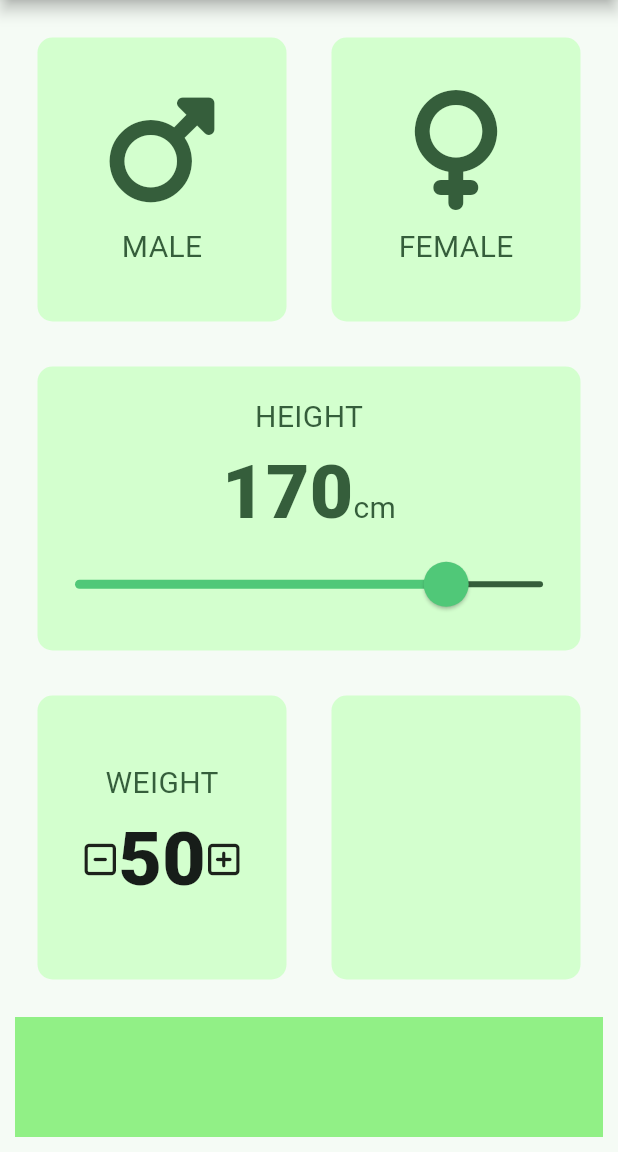
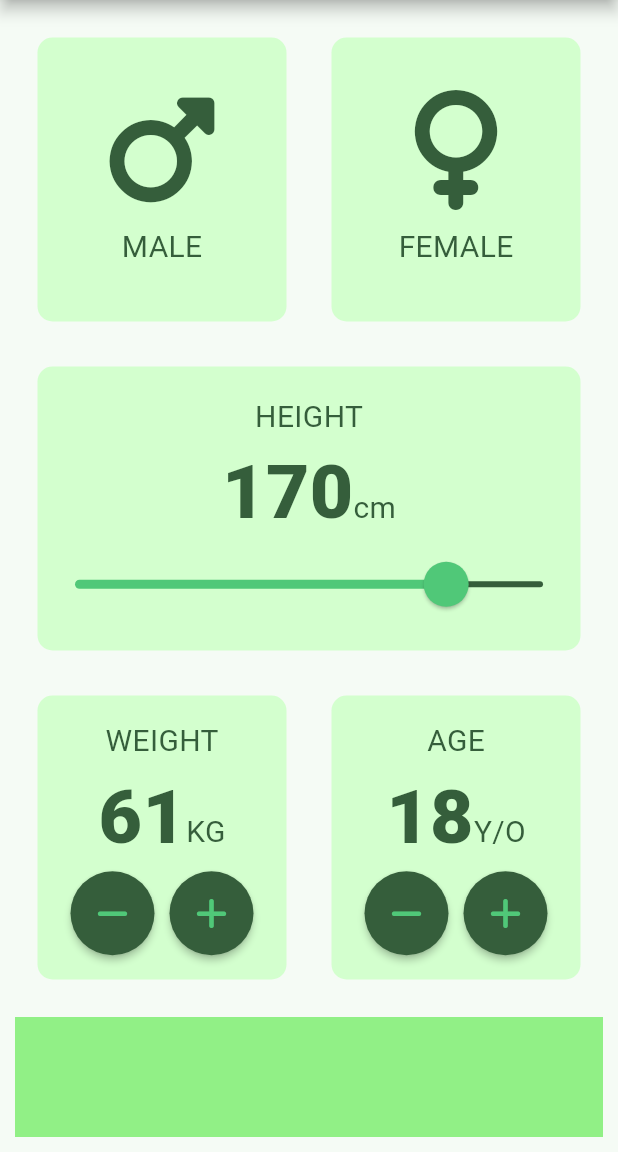
Before and after one commit to Fardeenhimself/flutter_bmi, a Flutter app: the screen it shows after launch, on a phone screen of 412 x 824 dp, the part 84-1236 px from its top. Run offline on Flutter 3.47's test engine with Material 3 defaults, Android fonts, the phone set to English and light mode, and no system bars; our stand-ins replace font_awesome_flutter.

Commit message:
Added weight and age card

```diff
--- a/lib/buttons.dart
+++ /dev/null
@@ -1,29 +0,0 @@
-import 'package:flutter/material.dart';
-
-class Buttons extends StatelessWidget {
-  const Buttons({
-    super.key,
-    required this.iconMinus,
-    required this.weight,
-    required this.iconPlus,
-  });
-
-  final IconData? iconMinus;
-  final int? weight;
-  final IconData? iconPlus;
-
-  @override
-  Widget build(BuildContext context) {
-    return Row(
-      mainAxisAlignment: MainAxisAlignment.center,
-      children: [
-        Icon(iconMinus),
-        Text(
-          '$weight',
-          style: TextStyle(fontSize: 50.0, fontWeight: FontWeight.w900),
-        ),
-        Icon(iconPlus),
-      ],
-    );
-  }
-}
--- a/lib/input_page.dart
+++ b/lib/input_page.dart
@@ -3,7 +3,7 @@ import 'custom_card.dart';
 import 'gender_card.dart';
 import 'package:font_awesome_flutter/font_awesome_flutter.dart';
 import 'constants.dart';
-import 'buttons.dart';
+import 'round_icon_button.dart';
 
 enum GenderType { male, female }
 
@@ -139,21 +139,99 @@ class _InputPageState extends State<InputPage> {
                   children: [
                     Expanded(
                       child: CustomCard(
-                        colour: kInactiveCardColor,
                         cardChild: Column(
                           mainAxisAlignment: MainAxisAlignment.center,
                           children: [
                             Text('WEIGHT', style: kTextStyle),
-                            Buttons(
-                              iconMinus: FontAwesomeIcons.squareMinus,
-                              weight: 50,
-                              iconPlus: FontAwesomeIcons.squarePlus,
+                            Row(
+                              mainAxisAlignment: MainAxisAlignment.center,
+                              crossAxisAlignment: CrossAxisAlignment.baseline,
+                              textBaseline: TextBaseline.alphabetic,
+                              children: [
+                                Text(
+                                  '$currentWeight',
+                                  style: kHeightNumberStyle,
+                                ),
+                                Text('KG', style: kTextStyle),
+                              ],
+                            ),
+                            Row(
+                              mainAxisAlignment: MainAxisAlignment.center,
+                              children: [
+                                RoundIconButton(
+                                  icon: FontAwesomeIcons.minus,
+                                  onPressed: () {
+                                    setState(() {
+                                      if (currentWeight > 0) {
+                                        currentWeight--;
+                                      }
+                                    });
+                                  },
+                                ),
+                                SizedBox(width: 10.0),
+                                RoundIconButton(
+                                  icon: FontAwesomeIcons.plus,
+                                  onPressed: () {
+                                    setState(() {
+                                      if (currentWeight < 500) {
+                                        currentWeight++;
+                                      }
+                                    });
+                                  },
+                                ),
+                              ],
                             ),
                           ],
                         ),
+                        colour: kInactiveCardColor,
                       ),
                     ),
-                    Expanded(child: CustomCard(colour: kInactiveCardColor)),
+                    Expanded(
+                      child: CustomCard(
+                        cardChild: Column(
+                          mainAxisAlignment: MainAxisAlignment.center,
+                          children: [
+                            Text('AGE', style: kTextStyle),
+                            Row(
+                              mainAxisAlignment: MainAxisAlignment.center,
+                              crossAxisAlignment: CrossAxisAlignment.baseline,
+                              textBaseline: TextBaseline.alphabetic,
+                              children: [
+                                Text('$currentAge', style: kHeightNumberStyle),
+                                Text('Y/O', style: kTextStyle),
+                              ],
+                            ),
+                            Row(
+                              mainAxisAlignment: MainAxisAlignment.center,
+                              children: [
+                                RoundIconButton(
+                                  icon: FontAwesomeIcons.minus,
+                                  onPressed: () {
+                                    setState(() {
+                                      if (currentAge > 4) {
+                                        currentAge--;
+                                      }
+                                    });
+                                  },
+                                ),
+                                SizedBox(width: 10.0),
+                                RoundIconButton(
+                                  icon: FontAwesomeIcons.plus,
+                                  onPressed: () {
+                                    setState(() {
+                                      if (currentAge < 100) {
+                                        currentAge++;
+                                      }
+                                    });
+                                  },
+                                ),
+                              ],
+                            ),
+                          ],
+                        ),
+                        colour: kInactiveCardColor,
+                      ),
+                    ),
                   ],
                 ),
               ),
--- /dev/null
+++ b/lib/round_icon_button.dart
@@ -0,0 +1,21 @@
+import 'package:flutter/material.dart';
+
+int currentWeight = 61;
+int currentAge = 18;
+
+class RoundIconButton extends StatelessWidget {
+  const RoundIconButton({required this.icon, required this.onPressed});
+
+  final IconData? icon;
+  final VoidCallback? onPressed;
+  @override
+  Widget build(BuildContext context) {
+    return RawMaterialButton(
+      onPressed: onPressed,
+      constraints: BoxConstraints.tightFor(width: 56.0, height: 56.0),
+      shape: CircleBorder(),
+      fillColor: Color(0xFF355E3B),
+      child: Icon(icon, color: Color(0xFF50C878)),
+    );
+  }
+}
```
